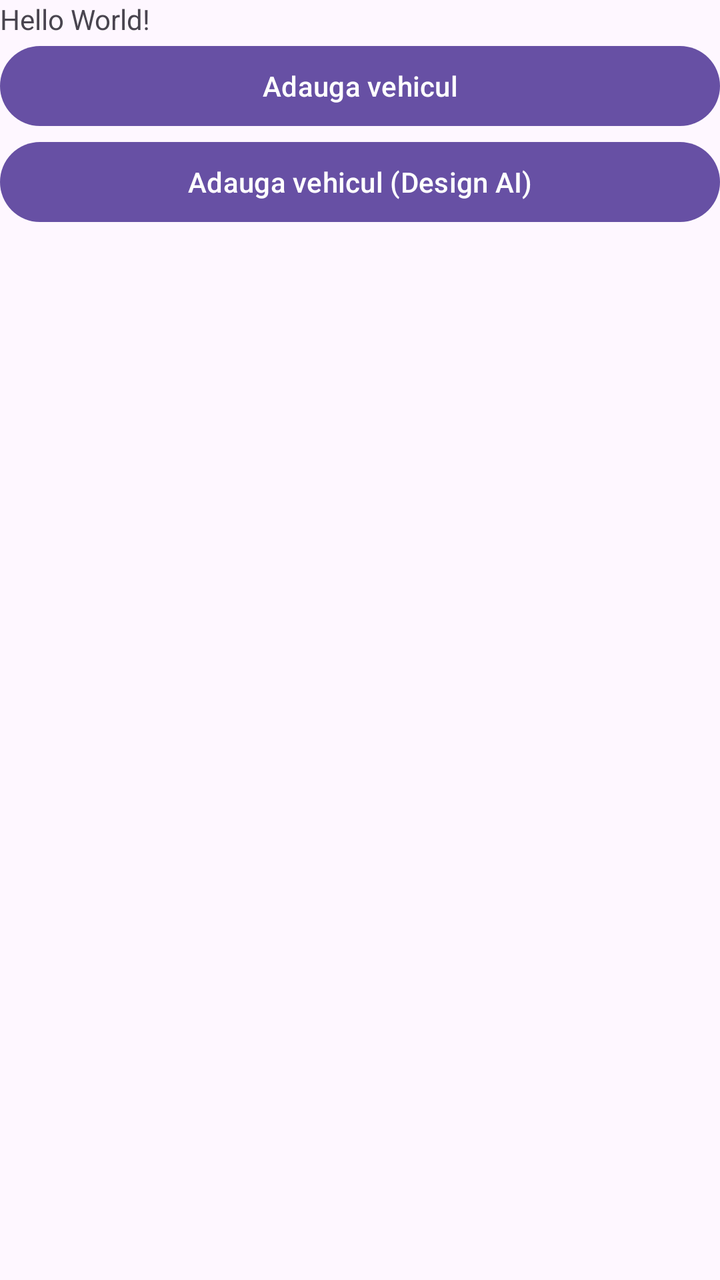
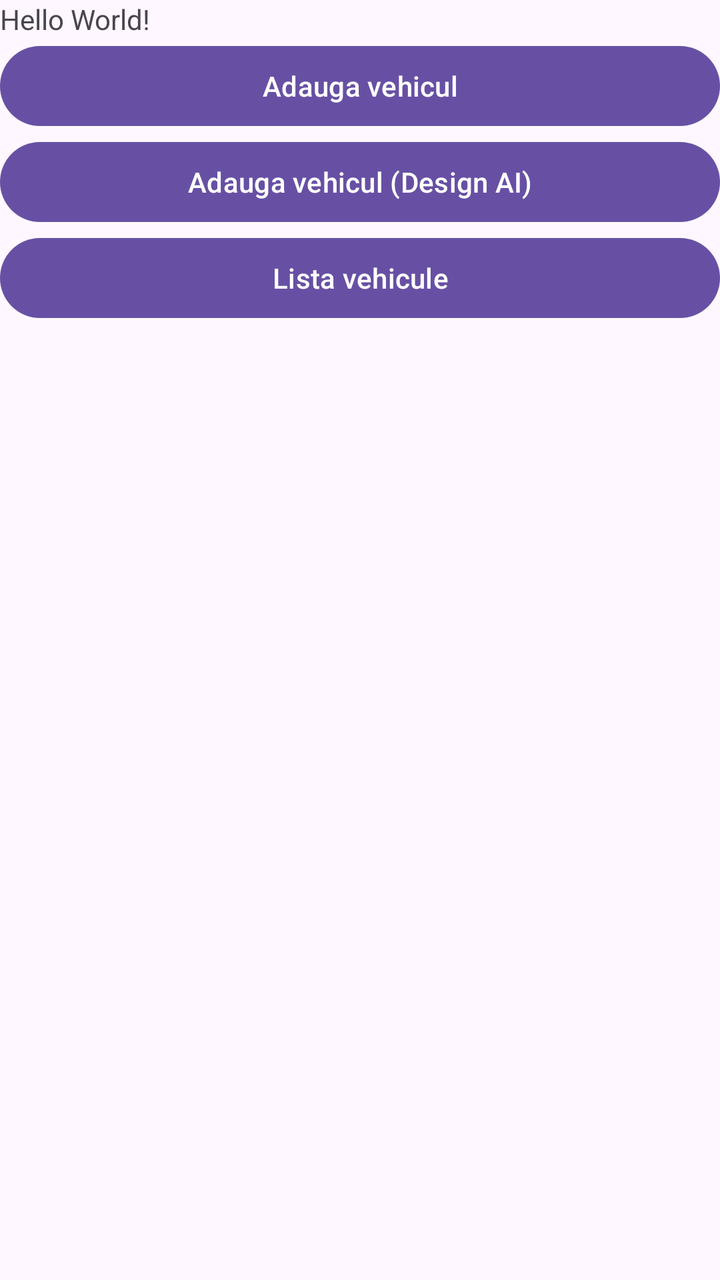

An Android layout rendered at two revisions. The XML below is the earlier revision; the diff shows what the commit changed to produce the second picture.
<!-- AndroidManifest.xml: application theme Theme.Seminar3 -->
<!-- res/layout/activity_main.xml -->
<?xml version="1.0" encoding="utf-8"?>
<LinearLayout xmlns:android="http://schemas.android.com/apk/res/android"
    xmlns:app="http://schemas.android.com/apk/res-auto"
    xmlns:tools="http://schemas.android.com/tools"
    android:id="@+id/main"
    android:orientation="vertical"
    android:layout_width="match_parent"
    android:layout_height="match_parent"
    tools:context=".MainActivity">

    <TextView
        android:id="@+id/rezultat_TV"
        android:layout_width="wrap_content"
        android:layout_height="wrap_content"
        android:text="Hello World!" />

    <Button
        android:layout_width="match_parent"
        android:layout_height="wrap_content"
        android:text="Adauga vehicul"
        android:onClick="deschideActivitate" />

    <Button
        android:layout_width="match_parent"
        android:layout_height="wrap_content"
        android:text="Adauga vehicul (Design AI)"
        android:onClick="deschideActivitateAI" />

</LinearLayout>
<!-- resources referenced by this layout -->
<resources>
  <style name="Theme.Seminar3" parent="Base.Theme.Seminar3" />
  <style name="Base.Theme.Seminar3" parent="Theme.Material3.DayNight.NoActionBar">
          
          
      </style>
</resources>

<!-- the commit's change to res/layout/activity_main.xml (unified diff, before → after) -->
@@ -26,4 +26,12 @@
         android:text="Adauga vehicul (Design AI)"
         android:onClick="deschideActivitateAI" />
 
+    <Button
+        android:id="@+id/lista_vehicule_BTN"
+        android:layout_width="match_parent"
+        android:layout_height="wrap_content"
+        android:text="Lista vehicule"
+        />
+
+
 </LinearLayout>
